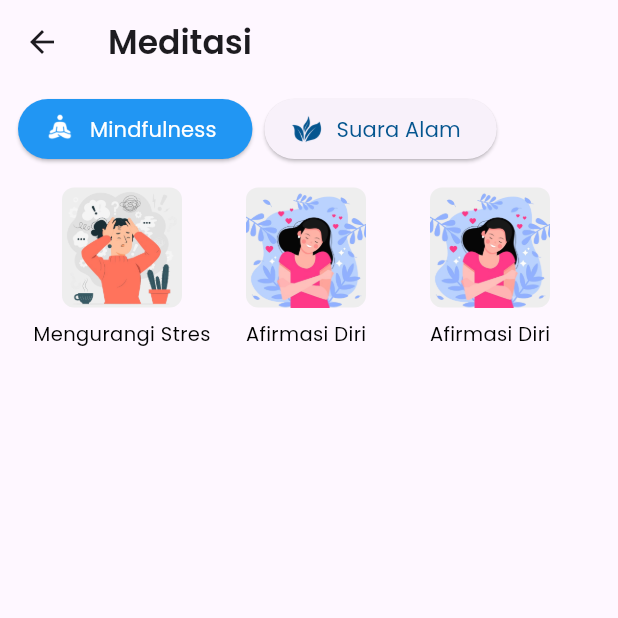
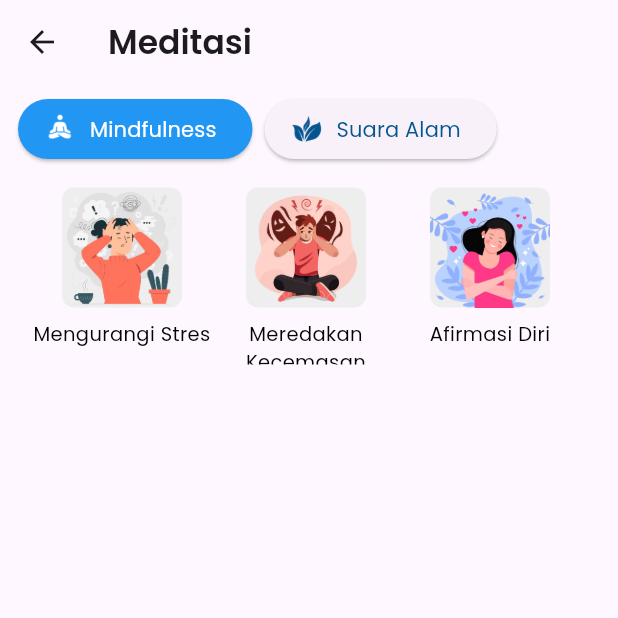
Before and after one commit to Alhafid213307047/Mental-Sehat-Mahasiswa, a Flutter app: the MeditationPage screen opened directly, on a phone screen of 412 x 824 dp, the top half of it. Run offline on Flutter 3.47's test engine with Material 3 defaults, Android fonts, the phone set to English and light mode, and no system bars; our stand-ins replace assets_audio_player, cloud_firestore, connectivity_plus, firebase_auth, firebase_core, firebase_storage and 2 more; accounts and stored records are empty.

Commit message:
Update 22 April 2024

```diff
--- a/lib/users/Meditation/meditation_page.dart
+++ b/lib/users/Meditation/meditation_page.dart
@@ -237,6 +237,7 @@ class _MeditationPageState extends State<MeditationPage> {
         mainAxisAlignment: MainAxisAlignment.spaceBetween,
         children: [
           Row(
+            mainAxisAlignment: MainAxisAlignment.spaceAround,
             children: [
               _buildContentItem1('images/stres.png', 'Mengurangi Stres', () {
                 Navigator.push(
@@ -244,7 +245,8 @@ class _MeditationPageState extends State<MeditationPage> {
                   MaterialPageRoute(builder: (context) => StresTrackList()),
                 );
               }),
-              _buildContentItem1('images/afirmasi.png', 'Afirmasi Diri', () {
+              _buildContentItem1('images/kecemasan2.png', 'Meredakan Kecemasan',
+                  () {
                 Navigator.push(
                   context,
                   MaterialPageRoute(builder: (context) => AfirmasiTrackList()),
@@ -256,7 +258,6 @@ class _MeditationPageState extends State<MeditationPage> {
                   MaterialPageRoute(builder: (context) => AfirmasiTrackList()),
                 );
               }),
-
             ],
           ),
         ],
@@ -287,12 +288,17 @@ class _MeditationPageState extends State<MeditationPage> {
               ),
             ),
             SizedBox(height: 8),
-            Text(
+            Container(
+              // Menggunakan container untuk mengatur tinggi teks agar setara dengan gambar
+              height: 30,
+              child: Text(
                 text,
+                textAlign: TextAlign.center,
                 style: TextStyle(
                   fontFamily: 'Poppins',
                   fontSize: 13,
                   color: Colors.black,
+                ),
               ),
             ),
           ],
@@ -369,6 +375,7 @@ class _MeditationPageState extends State<MeditationPage> {
         SizedBox(height: 8),
         Text(
           title,
+          textAlign: TextAlign.center,
           style: TextStyle(
             fontFamily: 'Poppins',
             fontSize: 13,
```
Also changed, not shown: lib/users/Meditation/playMeditation.dart (+25 -6 lines), images/kecemasan2.png (added), 3 other files. Lines whose indentation alone changed are shown as unchanged.
